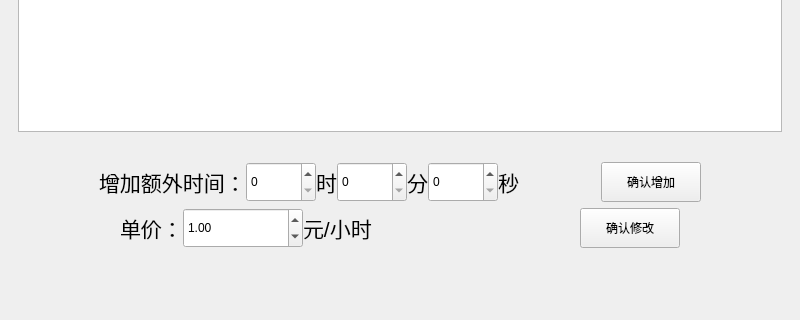
The window that src/mainwindow.ui (ShakingFishForProgram/StackLinkedParkingManager) describes before a commit, drawn with Qt 5; both pictures show x 0 to 800 and y 310 to 630 of the 800 by 630 pixel window.
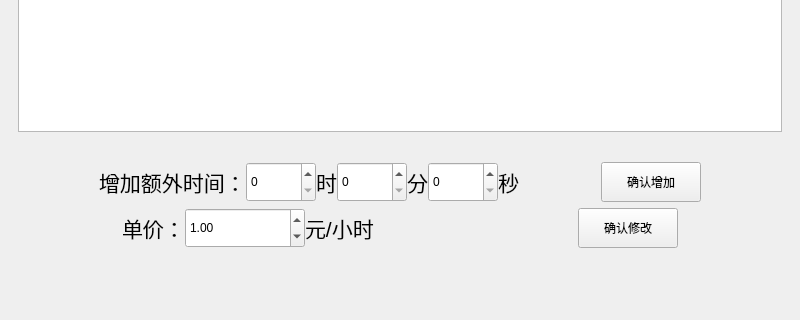
The same window after the commit. The open tabs and pages were chosen to show the change.

Commit message: 优化UI并修复部分bug

What changed in the file:
```diff
--- a/src/mainwindow.ui
+++ b/src/mainwindow.ui
@@ -1022,7 +1022,7 @@
                </font>
               </property>
               <property name="text">
-               <string>元/小时                  </string>
+               <string>元/小时                 </string>
               </property>
              </widget>
             </item>
```
Left out of the diff: 2 changed lines with no effect on the pictures. The commit also changes 2 other files.
